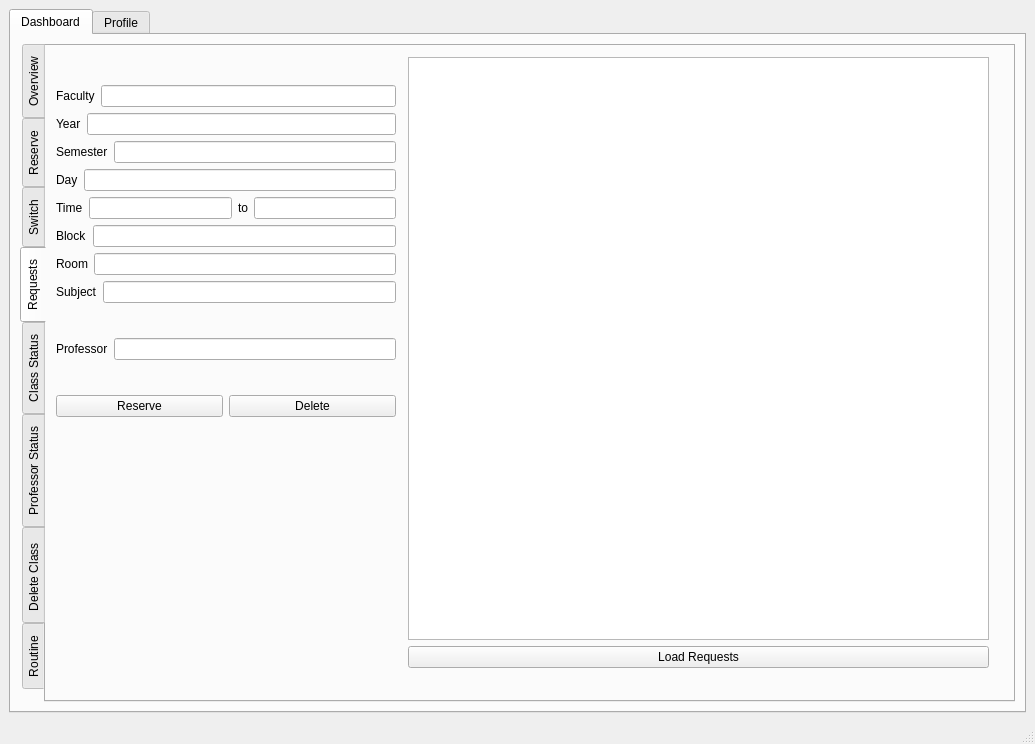
First picture: the form in bms/mainwindow.ui, repository MythicSTR/bms-project, before the edit.
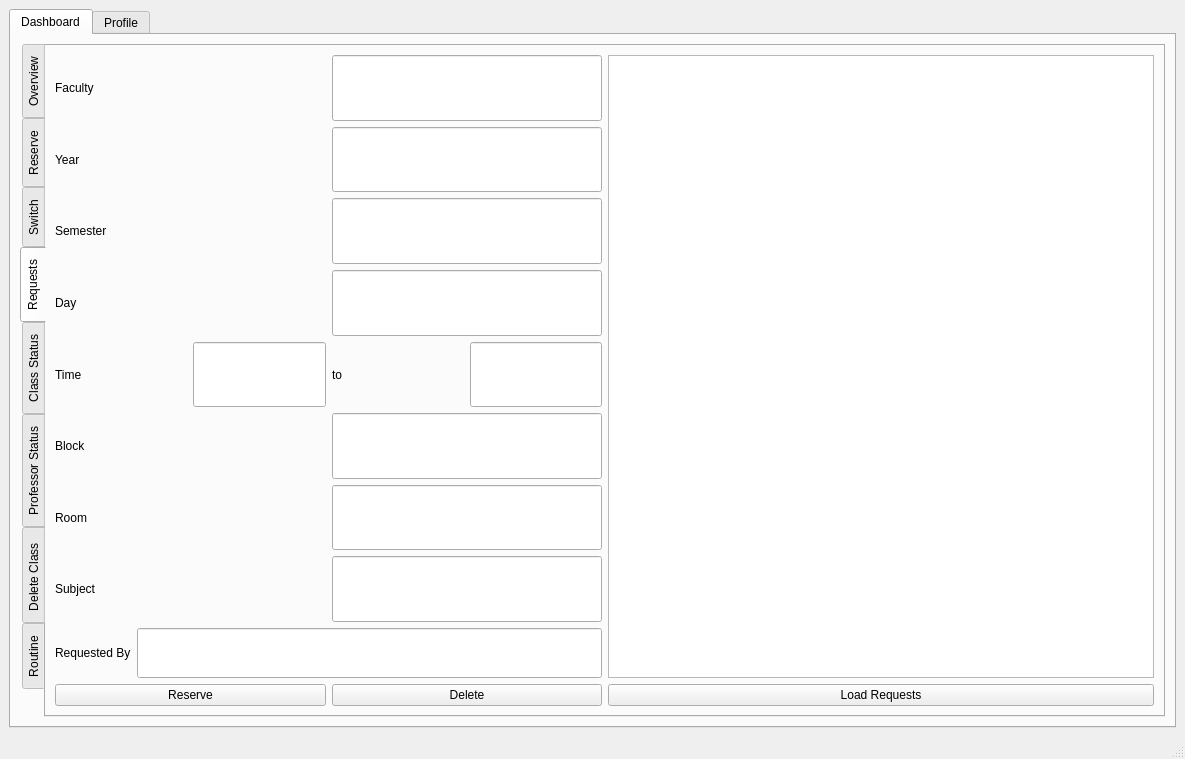
Second picture: the form after the edit. The open tabs and pages were chosen to show the change. Icons and pictures are not drawn.

The edit to the form file:
```diff
--- a/bms/mainwindow.ui
+++ b/bms/mainwindow.ui
@@ -6,8 +6,8 @@
    <rect>
     <x>0</x>
     <y>0</y>
-    <width>1035</width>
-    <height>744</height>
+    <width>1185</width>
+    <height>759</height>
    </rect>
   </property>
   <property name="windowTitle">
@@ -1471,15 +1471,8 @@
            <attribute name="title">
             <string>Requests</string>
            </attribute>
-           <widget class="QWidget" name="layoutWidget">
-            <property name="geometry">
-             <rect>
-              <x>10</x>
-              <y>10</y>
-              <width>340</width>
-              <height>393</height>
-             </rect>
-            </property>
+           <layout class="QGridLayout" name="gridLayout_5">
+            <item row="0" column="0">
             <layout class="QVBoxLayout" name="verticalLayout_11">
              <item>
               <layout class="QVBoxLayout" name="verticalLayout_7">
@@ -1487,13 +1480,26 @@
                 <layout class="QHBoxLayout" name="horizontalLayout_31">
                  <item>
                   <widget class="QLabel" name="label_34">
+                    <property name="minimumSize">
+                     <size>
+                      <width>0</width>
+                      <height>30</height>
+                     </size>
+                    </property>
                    <property name="text">
                     <string>Faculty</string>
                    </property>
                   </widget>
                  </item>
                  <item>
-                  <widget class="QLineEdit" name="req_faculty"/>
+                   <widget class="QLineEdit" name="req_faculty">
+                    <property name="sizePolicy">
+                     <sizepolicy hsizetype="Minimum" vsizetype="Minimum">
+                      <horstretch>0</horstretch>
+                      <verstretch>0</verstretch>
+                     </sizepolicy>
+                    </property>
+                   </widget>
                  </item>
                 </layout>
                </item>
@@ -1501,13 +1507,26 @@
                 <layout class="QHBoxLayout" name="horizontalLayout_33">
                  <item>
                   <widget class="QLabel" name="label_35">
+                    <property name="minimumSize">
+                     <size>
+                      <width>0</width>
+                      <height>30</height>
+                     </size>
+                    </property>
                    <property name="text">
                     <string>Year</string>
                    </property>
                   </widget>
                  </item>
                  <item>
-                  <widget class="QLineEdit" name="req_year"/>
+                   <widget class="QLineEdit" name="req_year">
+                    <property name="sizePolicy">
+                     <sizepolicy hsizetype="Minimum" vsizetype="Minimum">
+                      <horstretch>0</horstretch>
+                      <verstretch>0</verstretch>
+                     </sizepolicy>
+                    </property>
+                   </widget>
                  </item>
                 </layout>
                </item>
@@ -1515,13 +1534,26 @@
                 <layout class="QHBoxLayout" name="horizontalLayout_34">
                  <item>
                   <widget class="QLabel" name="label_36">
+                    <property name="minimumSize">
+                     <size>
+                      <width>0</width>
+                      <height>30</height>
+                     </size>
+                    </property>
                    <property name="text">
                     <string>Semester</string>
                    </property>
                   </widget>
                  </item>
                  <item>
-                  <widget class="QLineEdit" name="req_semester"/>
+                   <widget class="QLineEdit" name="req_semester">
+                    <property name="sizePolicy">
+                     <sizepolicy hsizetype="Minimum" vsizetype="Minimum">
+                      <horstretch>0</horstretch>
+                      <verstretch>0</verstretch>
+                     </sizepolicy>
+                    </property>
+                   </widget>
                  </item>
                 </layout>
                </item>
@@ -1529,13 +1561,26 @@
                 <layout class="QHBoxLayout" name="horizontalLayout_35">
                  <item>
                   <widget class="QLabel" name="label_37">
+                    <property name="minimumSize">
+                     <size>
+                      <width>0</width>
+                      <height>30</height>
+                     </size>
+                    </property>
                    <property name="text">
                     <string>Day</string>
                    </property>
                   </widget>
                  </item>
                  <item>
-                  <widget class="QLineEdit" name="req_day"/>
+                   <widget class="QLineEdit" name="req_day">
+                    <property name="sizePolicy">
+                     <sizepolicy hsizetype="Minimum" vsizetype="Minimum">
+                      <horstretch>0</horstretch>
+                      <verstretch>0</verstretch>
+                     </sizepolicy>
+                    </property>
+                   </widget>
                  </item>
                 </layout>
                </item>
@@ -1543,13 +1588,26 @@
                 <layout class="QHBoxLayout" name="horizontalLayout_36">
                  <item>
                   <widget class="QLabel" name="label_38">
+                    <property name="minimumSize">
+                     <size>
+                      <width>0</width>
+                      <height>30</height>
+                     </size>
+                    </property>
                    <property name="text">
                     <string>Time</string>
                    </property>
                   </widget>
                  </item>
                  <item>
-                  <widget class="QLineEdit" name="req_start"/>
+                   <widget class="QLineEdit" name="req_start">
+                    <property name="sizePolicy">
+                     <sizepolicy hsizetype="Minimum" vsizetype="Minimum">
+                      <horstretch>0</horstretch>
+                      <verstretch>0</verstretch>
+                     </sizepolicy>
+                    </property>
+                   </widget>
                  </item>
                  <item>
                   <widget class="QLabel" name="label_39">
@@ -1559,7 +1617,14 @@
                   </widget>
                  </item>
                  <item>
-                  <widget class="QLineEdit" name="req_end"/>
+                   <widget class="QLineEdit" name="req_end">
+                    <property name="sizePolicy">
+                     <sizepolicy hsizetype="Minimum" vsizetype="Minimum">
+                      <horstretch>0</horstretch>
+                      <verstretch>0</verstretch>
+                     </sizepolicy>
+                    </property>
+                   </widget>
                  </item>
                 </layout>
                </item>
@@ -1567,13 +1632,26 @@
                 <layout class="QHBoxLayout" name="horizontalLayout_37">
                  <item>
                   <widget class="QLabel" name="label_40">
+                    <property name="minimumSize">
+                     <size>
+                      <width>0</width>
+                      <height>30</height>
+                     </size>
+                    </property>
                    <property name="text">
                     <string>Block</string>
                    </property>
                   </widget>
                  </item>
                  <item>
-                  <widget class="QLineEdit" name="req_block"/>
+                   <widget class="QLineEdit" name="req_block">
+                    <property name="sizePolicy">
+                     <sizepolicy hsizetype="Minimum" vsizetype="Minimum">
+                      <horstretch>0</horstretch>
+                      <verstretch>0</verstretch>
+                     </sizepolicy>
+                    </property>
+                   </widget>
                  </item>
                 </layout>
                </item>
@@ -1581,13 +1659,26 @@
                 <layout class="QHBoxLayout" name="horizontalLayout_38">
                  <item>
                   <widget class="QLabel" name="label_41">
+                    <property name="minimumSize">
+                     <size>
+                      <width>0</width>
+                      <height>30</height>
+                     </size>
+                    </property>
                    <property name="text">
                     <string>Room</string>
                    </property>
                   </widget>
                  </item>
                  <item>
-                  <widget class="QLineEdit" name="req_room"/>
+                   <widget class="QLineEdit" name="req_room">
+                    <property name="sizePolicy">
+                     <sizepolicy hsizetype="Minimum" vsizetype="Minimum">
+                      <horstretch>0</horstretch>
+                      <verstretch>0</verstretch>
+                     </sizepolicy>
+                    </property>
+                   </widget>
                  </item>
                 </layout>
                </item>
@@ -1595,13 +1686,26 @@
                 <layout class="QHBoxLayout" name="horizontalLayout_39">
                  <item>
                   <widget class="QLabel" name="label_42">
+                    <property name="minimumSize">
+                     <size>
+                      <width>0</width>
+                      <height>30</height>
+                     </size>
+                    </property>
                    <property name="text">
                     <string>Subject</string>
                    </property>
                   </widget>
                  </item>
                  <item>
-                  <widget class="QLineEdit" name="req_subject"/>
+                   <widget class="QLineEdit" name="req_subject">
+                    <property name="sizePolicy">
+                     <sizepolicy hsizetype="Minimum" vsizetype="Minimum">
+                      <horstretch>0</horstretch>
+                      <verstretch>0</verstretch>
+                     </sizepolicy>
+                    </property>
+                   </widget>
                  </item>
                 </layout>
                </item>
@@ -1611,13 +1715,38 @@
               <layout class="QHBoxLayout" name="horizontalLayout_44">
                <item>
                 <widget class="QLabel" name="label43">
+                  <property name="sizePolicy">
+                   <sizepolicy hsizetype="Preferred" vsizetype="Maximum">
+                    <horstretch>0</horstretch>
+                    <verstretch>0</verstretch>
+                   </sizepolicy>
+                  </property>
+                  <property name="minimumSize">
+                   <size>
+                    <width>0</width>
+                    <height>50</height>
+                   </size>
+                  </property>
                  <property name="text">
-                  <string>Professor</string>
+                   <string>Requested By</string>
                  </property>
                 </widget>
                </item>
                <item>
-                <widget class="QLineEdit" name="req_professor"/>
+                 <widget class="QLineEdit" name="req_professor">
+                  <property name="sizePolicy">
+                   <sizepolicy hsizetype="Expanding" vsizetype="Fixed">
+                    <horstretch>0</horstretch>
+                    <verstretch>0</verstretch>
+                   </sizepolicy>
+                  </property>
+                  <property name="minimumSize">
+                   <size>
+                    <width>0</width>
+                    <height>50</height>
+                   </size>
+                  </property>
+                 </widget>
                </item>
               </layout>
              </item>
@@ -1640,16 +1769,8 @@
               </layout>
              </item>
             </layout>
-           </widget>
-           <widget class="QWidget" name="layoutWidget">
-            <property name="geometry">
-             <rect>
-              <x>362</x>
-              <y>11</y>
-              <width>581</width>
-              <height>611</height>
-             </rect>
-            </property>
+            </item>
+            <item row="0" column="1">
             <layout class="QVBoxLayout" name="verticalLayout_12">
              <item>
               <widget class="QTableView" name="req_tableview"/>
@@ -1662,7 +1783,8 @@
               </widget>
              </item>
             </layout>
-           </widget>
+            </item>
+           </layout>
           </widget>
           <widget class="QWidget" name="tab_6">
            <attribute name="title">
```
Left out of the diff: 62 changed lines with no effect on the pictures. Lines whose indentation alone changed are shown as unchanged.
